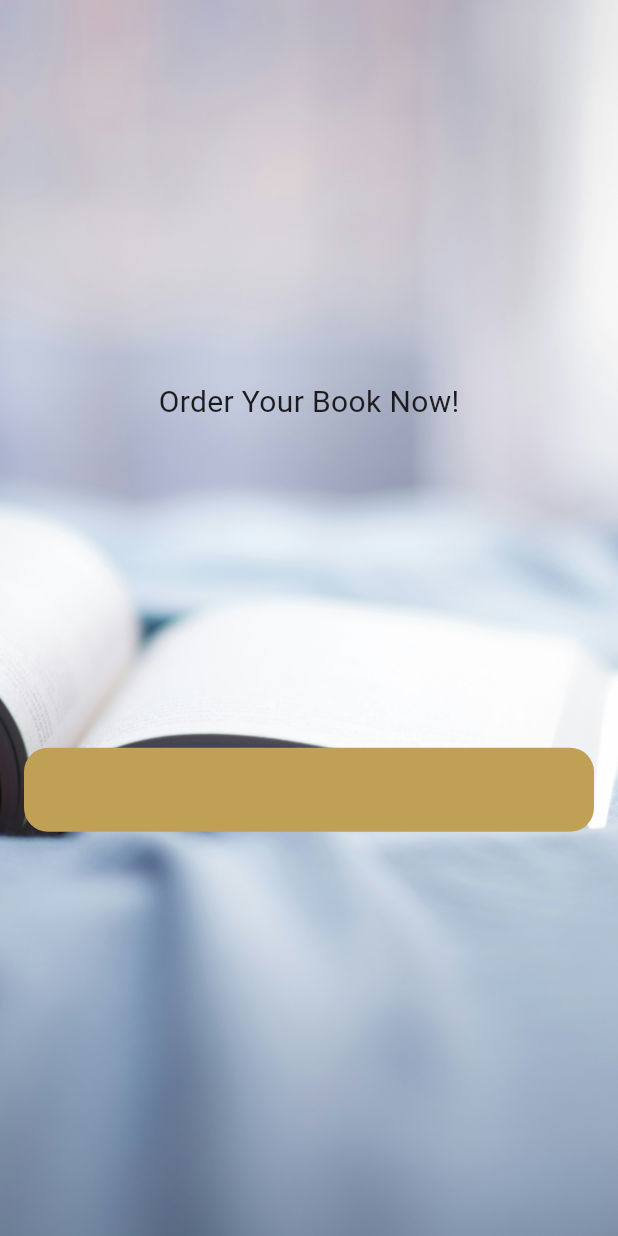
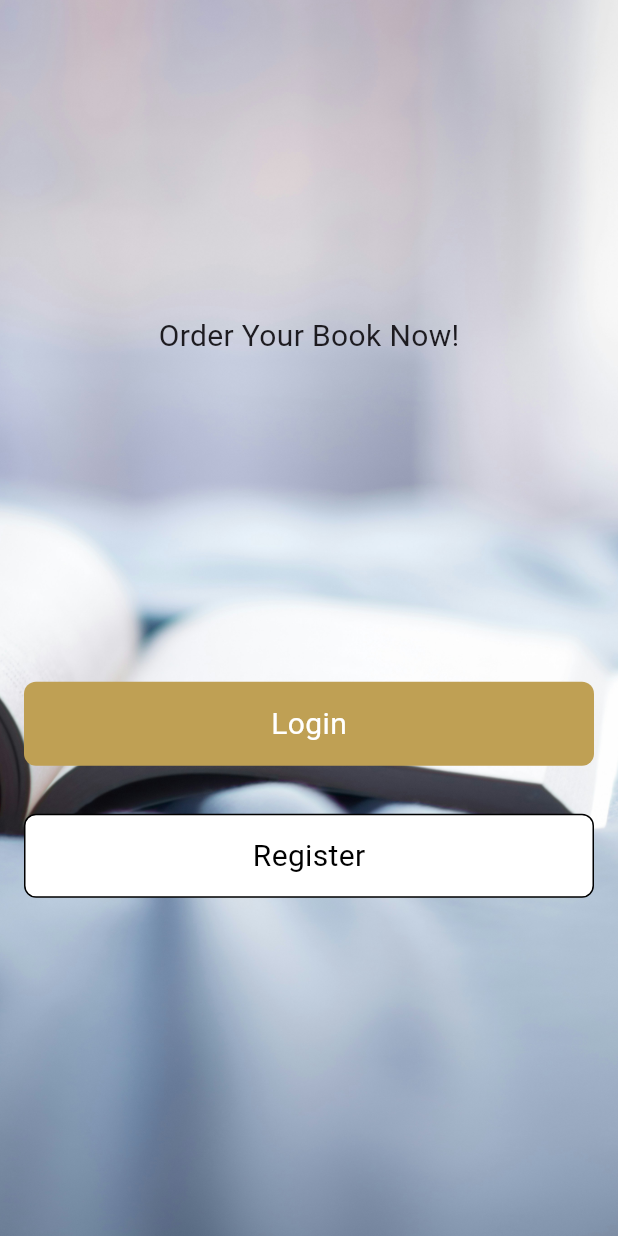
Before and after one commit to Islam3020/books_app, a Flutter app: the screen it shows after launch, on a phone screen of 412 x 824 dp. Run offline on Flutter 3.47's test engine with Material 3 defaults, Android fonts, the phone set to English and light mode, and no system bars.

Commit message:
splash view ui done

```diff
--- /dev/null
+++ b/lib/core/utils/app_colors.dart
@@ -0,0 +1,5 @@
+import 'package:flutter/material.dart';
+
+abstract class AppColors {
+  static Color primaryColor=const Color(0xffBFA054);
+}
--- /dev/null
+++ b/lib/features/auth_feature/views/login_view.dart
@@ -0,0 +1,15 @@
+import 'package:flutter/material.dart';
+
+class LoginView extends StatefulWidget {
+  const LoginView({super.key});
+
+  @override
+  State<LoginView> createState() => _LoginViewState();
+}
+
+class _LoginViewState extends State<LoginView> {
+  @override
+  Widget build(BuildContext context) {
+    return Scaffold();
+  }
+}
--- a/lib/features/splash_feature/splash_view.dart
+++ b/lib/features/splash_feature/splash_view.dart
@@ -1,3 +1,6 @@
+
+import 'package:books_app/features/auth_feature/views/login_view.dart';
+import 'package:books_app/widgets/custom_button.dart';
 import 'package:flutter/material.dart';
 
 class SplashView extends StatelessWidget {
@@ -13,24 +16,37 @@ class SplashView extends StatelessWidget {
             image: DecorationImage(
                 image: AssetImage('assets/image/bookia_background.jpeg'),
                 fit: BoxFit.cover)),
-        child:  Column(
+        child: Column(
           mainAxisAlignment: MainAxisAlignment.center,
-          children: [const Text('Order Your Book Now!',
-          style: TextStyle(
-            fontSize: 20,
-            fontWeight: FontWeight.w400
-          )
-          ,
+          children: [
+            const Text(
+              'Order Your Book Now!',
+              style: TextStyle(fontSize: 20, fontWeight: FontWeight.w400),
+            ),
+            const SizedBox(
+              height: 200,
+            ),
+            CustomButton(title: 'Login',onTap: () {
+              Navigator.of(context).push(MaterialPageRoute(builder: (context)=>const LoginView()));
+            },),
 
-          ),
-          const SizedBox(height: 200,),
-          Padding(
+            InkWell(onTap: () {
+
+            },
+              child: Padding(
                 padding: const EdgeInsets.all(16.0),
                 child: Container(
+                  alignment: Alignment.center,
                   height: 56,
                   width: double.infinity,
-              decoration: BoxDecoration(color:const Color(0xffBFA054),
-              borderRadius: BorderRadius.circular(16)),
+                  decoration: BoxDecoration(border: Border.all(color: Colors.black),
+                      color: Colors.white,
+                      borderRadius: BorderRadius.circular(8)),
+                  child: const Text(
+                    'Register',
+                    style: TextStyle(color: Colors.black, fontSize: 20),
+                  ),
+                ),
               ),
             )
           ],
--- a/lib/main.dart
+++ b/lib/main.dart
@@ -14,11 +14,3 @@ class BooksApp extends StatelessWidget {
     );
   }
 }
-class HomeView extends StatelessWidget {
-  const HomeView({super.key});
-
-  @override
-  Widget build(BuildContext context) {
-    return const Scaffold();
-  }
-}
--- /dev/null
+++ b/lib/widgets/custom_button.dart
@@ -0,0 +1,30 @@
+import 'package:books_app/core/utils/app_colors.dart';
+import 'package:flutter/material.dart';
+
+class CustomButton extends StatelessWidget {
+  const CustomButton({
+    super.key, this.onTap, required this.title,
+  });
+   final void Function()? onTap;
+   final String title;
+  @override
+  Widget build(BuildContext context) {
+    return InkWell(onTap: onTap,
+      child: Padding(
+        padding: const EdgeInsets.all(16.0),
+        child: Container(
+          alignment: Alignment.center,
+          height: 56,
+          width: double.infinity,
+          decoration: BoxDecoration(
+              color:  AppColors.primaryColor,
+              borderRadius: BorderRadius.circular(8)),
+          child:  Text(
+            title,
+            style:const TextStyle(color: Colors.white, fontSize: 20),
+          ),
+        ),
+      ),
+    );
+  }
+}
```
Lines whose indentation alone changed are shown as unchanged.
